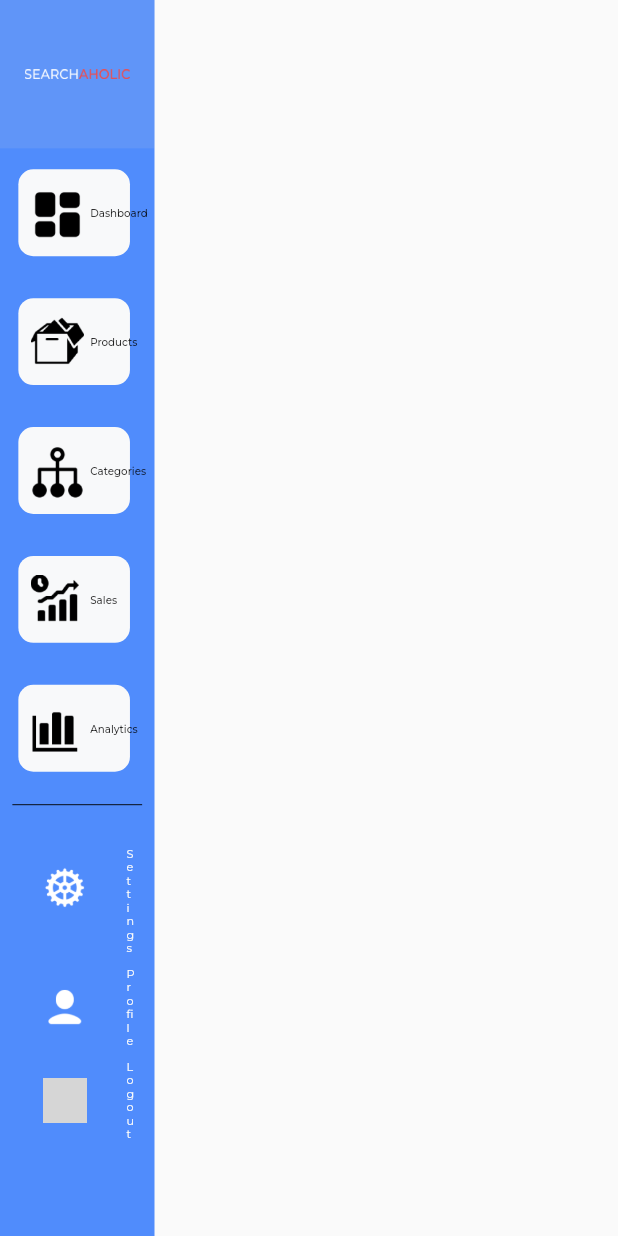
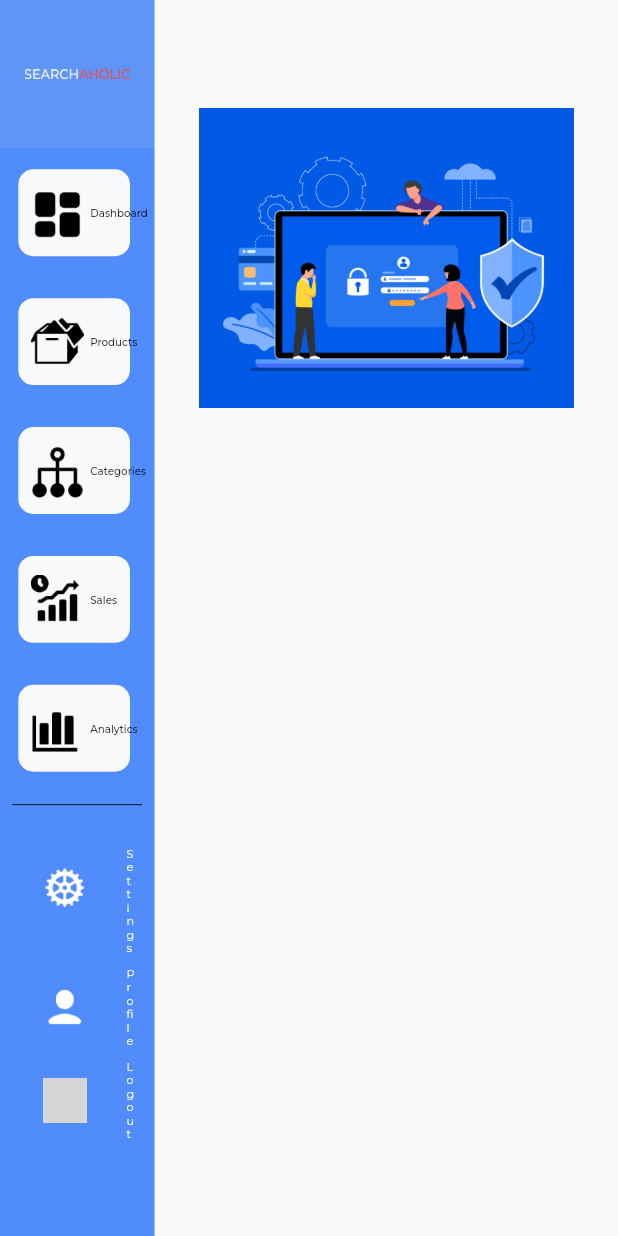
Before and after one commit to mzaeemnasir/Search-A-Holic-FYP, a Flutter app: the Sidebar widget shown alone on an empty page, opened directly, after a tap on "Profile", on a phone screen of 412 x 824 dp. Run offline on Flutter 3.47's test engine with Material 2 defaults, Android fonts, the phone set to English and light mode, and no system bars; our stand-ins replace form_field_validator, google_fonts, quickalert, rounded_loading_button; missing offline and left inert: desktop_window, email_otp, firedart; grey boxes are pictures that could not be loaded.

Commit message:
+add profile

```diff
--- /dev/null
+++ b/lib/profile.dart
@@ -0,0 +1,56 @@
+import 'package:searchaholic/imports.dart';
+import 'package:flutter/material.dart';
+import 'package:searchaholic/sidebar.dart';
+//import 'package:searchaholic/textBox.dart';
+
+class profile extends StatefulWidget {
+  const profile({
+    Key? key,
+  }) : super(key: key);
+  //const profile({super.key});
+
+  @override
+  State<profile> createState() => _profileState();
+}
+
+class _profileState extends State<profile> {
+  @override
+// Update State
+  void initState() {
+    super.initState();
+  }
+
+  @override
+  Widget build(BuildContext context) {
+    return Scaffold(
+      body: Row(children: [
+        Sidebar(),
+        Expanded(
+          child: Container(
+            child: Padding(
+              padding: EdgeInsets.only(
+                left: MediaQuery.of(context).size.width * 0.04,
+                right: MediaQuery.of(context).size.width * 0.04,
+              ),
+              child: Column(children: [
+                ///image of store with name
+                Padding(
+                  padding: EdgeInsets.only(
+                    top: MediaQuery.of(context).size.height * 0.087,
+                  ),
+                  child: Container(
+                    height: 200,
+                    width: MediaQuery.of(context).size.width * 1.5,
+                    child: Image.asset(
+                        'images/password_recover.jpg'), //this is a dumy image
+                  ),
+                ),
+              ]),
+            ),
+          ),
+        ),
+      ]),
+    );
+    //]));
+  }
+}
--- a/lib/sidebar.dart
+++ b/lib/sidebar.dart
@@ -354,6 +354,7 @@ import 'package:searchaholic/login.dart';
 import 'package:searchaholic/product.dart';
 //import 'package:alert/alert.dart';
 import 'package:quickalert/quickalert.dart';
+import 'package:searchaholic/profile.dart';
 
 import 'dashboard.dart';
 
@@ -684,7 +685,8 @@ class _SidebarState extends State<Sidebar> {
                 0),
             child: ListTile(
                 onTap: () {
-                  print("You pressed Profile");
+                  Navigator.push(context,
+                      MaterialPageRoute(builder: (context) => profile()));
                 },
                 leading: SizedBox(
                   height: MediaQuery.of(context).size.height * 0.036,
```
